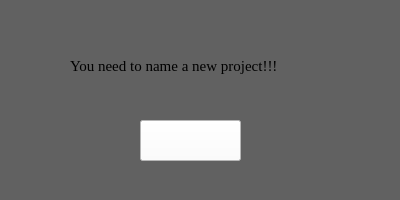
MohanChi/MusicVisualization, file MusicVisualization/src/View/CreateVideos/ReminderWidget.ui: the form before one commit.
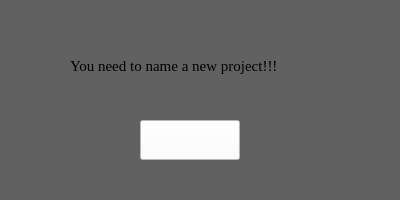
The form after the commit.

What changed in the file:
```diff
--- a/MusicVisualization/src/View/CreateVideos/ReminderWidget.ui
+++ b/MusicVisualization/src/View/CreateVideos/ReminderWidget.ui
@@ -33,8 +33,8 @@
      <rect>
       <x>140</x>
       <y>120</y>
-      <width>101</width>
-      <height>41</height>
+      <width>100</width>
+      <height>40</height>
      </rect>
     </property>
     <property name="styleSheet">
@@ -43,6 +43,12 @@
     <property name="text">
      <string/>
     </property>
+    <property name="iconSize">
+     <size>
+      <width>100</width>
+      <height>40</height>
+     </size>
+    </property>
    </widget>
    <widget class="QLabel" name="label">
     <property name="geometry">
```
